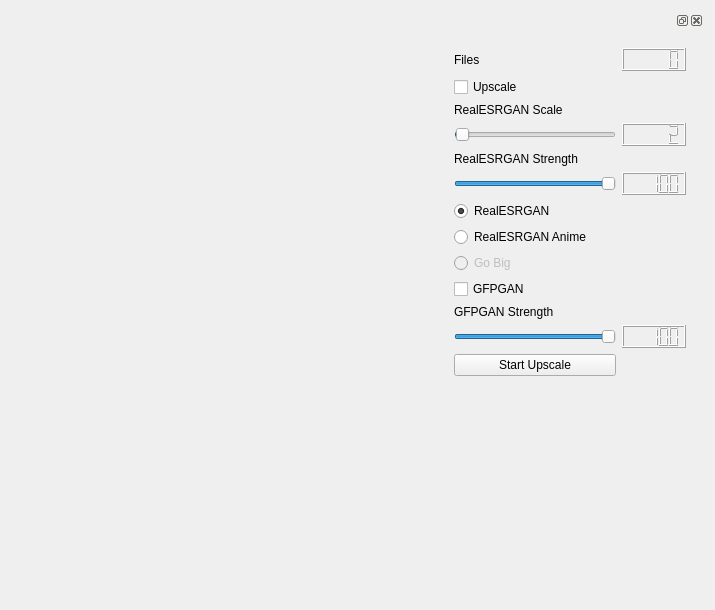
This is frontend/ui_widgets/img_lab.ui in XmYx/ainodes-pyside as Qt 5 draws it before an edit. The edited form follows.
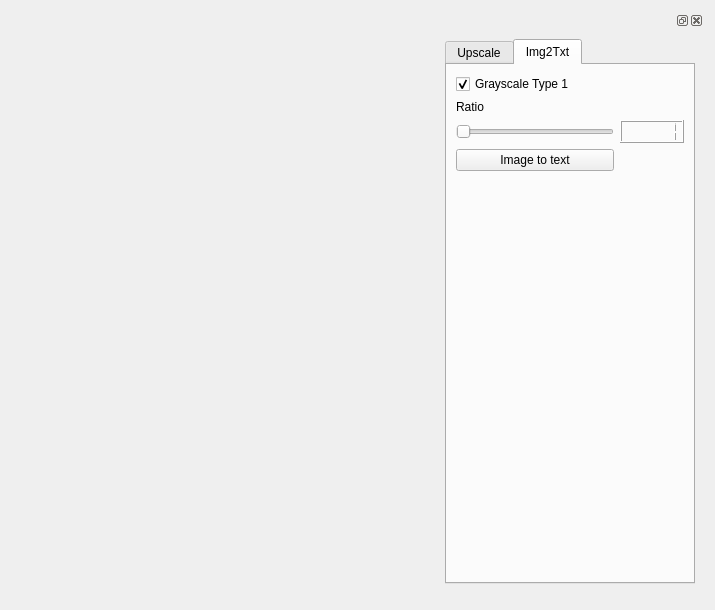
This is the edited form. The open tabs and pages were chosen to show the change.

Commit message: add signal to statusBar add upscale to thread add img2txt to image lab

The edit to the form file:
```diff
--- a/frontend/ui_widgets/img_lab.ui
+++ b/frontend/ui_widgets/img_lab.ui
@@ -13,8 +13,8 @@
   <property name="windowTitle">
    <string>Form</string>
   </property>
-  <layout class="QGridLayout" name="gridLayout_2">
-   <item row="0" column="0">
+  <layout class="QVBoxLayout" name="verticalLayout_2">
+   <item>
     <widget class="QDockWidget" name="dockWidget">
      <widget class="QWidget" name="dockWidgetContents">
       <layout class="QGridLayout" name="gridLayout">
@@ -44,6 +44,40 @@
           </size>
          </property>
          <layout class="QVBoxLayout" name="verticalLayout">
+          <property name="leftMargin">
+           <number>0</number>
+          </property>
+          <property name="topMargin">
+           <number>0</number>
+          </property>
+          <property name="rightMargin">
+           <number>0</number>
+          </property>
+          <property name="bottomMargin">
+           <number>0</number>
+          </property>
+          <item>
+           <widget class="QTabWidget" name="tabWidget">
+            <property name="currentIndex">
+             <number>0</number>
+            </property>
+            <widget class="QWidget" name="Upscale">
+             <attribute name="title">
+              <string>Upscale</string>
+             </attribute>
+             <layout class="QVBoxLayout" name="verticalLayout_3">
+              <property name="leftMargin">
+               <number>5</number>
+              </property>
+              <property name="topMargin">
+               <number>0</number>
+              </property>
+              <property name="rightMargin">
+               <number>5</number>
+              </property>
+              <property name="bottomMargin">
+               <number>0</number>
+              </property>
           <item>
            <layout class="QGridLayout" name="gridLayout_3">
             <item row="4" column="0">
@@ -211,6 +245,89 @@
           </item>
          </layout>
         </widget>
+            <widget class="QWidget" name="imgToTxt">
+             <attribute name="title">
+              <string>Img2Txt</string>
+             </attribute>
+             <layout class="QVBoxLayout" name="verticalLayout_4">
+              <item>
+               <layout class="QGridLayout" name="gridLayout_2">
+                <item row="0" column="0">
+                 <widget class="QCheckBox" name="grayscaleType">
+                  <property name="text">
+                   <string>Grayscale Type 1</string>
+                  </property>
+                  <property name="checked">
+                   <bool>true</bool>
+                  </property>
+                 </widget>
+                </item>
+                <item row="4" column="0">
+                 <spacer name="verticalSpacer_2">
+                  <property name="orientation">
+                   <enum>Qt::Vertical</enum>
+                  </property>
+                  <property name="sizeHint" stdset="0">
+                   <size>
+                    <width>20</width>
+                    <height>40</height>
+                   </size>
+                  </property>
+                 </spacer>
+                </item>
+                <item row="3" column="0">
+                 <widget class="QPushButton" name="startImgToTxt">
+                  <property name="text">
+                   <string>Image to text</string>
+                  </property>
+                 </widget>
+                </item>
+                <item row="2" column="0">
+                 <widget class="QSlider" name="img2txtRatio">
+                  <property name="minimum">
+                   <number>1</number>
+                  </property>
+                  <property name="maximum">
+                   <number>100</number>
+                  </property>
+                  <property name="orientation">
+                   <enum>Qt::Horizontal</enum>
+                  </property>
+                 </widget>
+                </item>
+                <item row="1" column="0">
+                 <widget class="QLabel" name="label_4">
+                  <property name="text">
+                   <string>Ratio</string>
+                  </property>
+                 </widget>
+                </item>
+                <item row="2" column="1">
+                 <widget class="QLCDNumber" name="img2txtRatioNumber">
+                  <property name="intValue" stdset="0">
+                   <number>1</number>
+                  </property>
+                 </widget>
+                </item>
+               </layout>
+              </item>
+             </layout>
+            </widget>
+           </widget>
+          </item>
+         </layout>
+        </widget>
+       </item>
+       <item row="0" column="0" rowspan="2">
+        <widget class="QWidget" name="widget" native="true">
+         <property name="minimumSize">
+          <size>
+           <width>100</width>
+           <height>0</height>
+          </size>
+         </property>
+         <layout class="QVBoxLayout" name="dropZone"/>
+        </widget>
        </item>
       </layout>
      </widget>
```
Left out of the diff: 27 changed lines with no effect on the pictures. Lines whose indentation alone changed are shown as unchanged. The commit also changes 4 other files.
